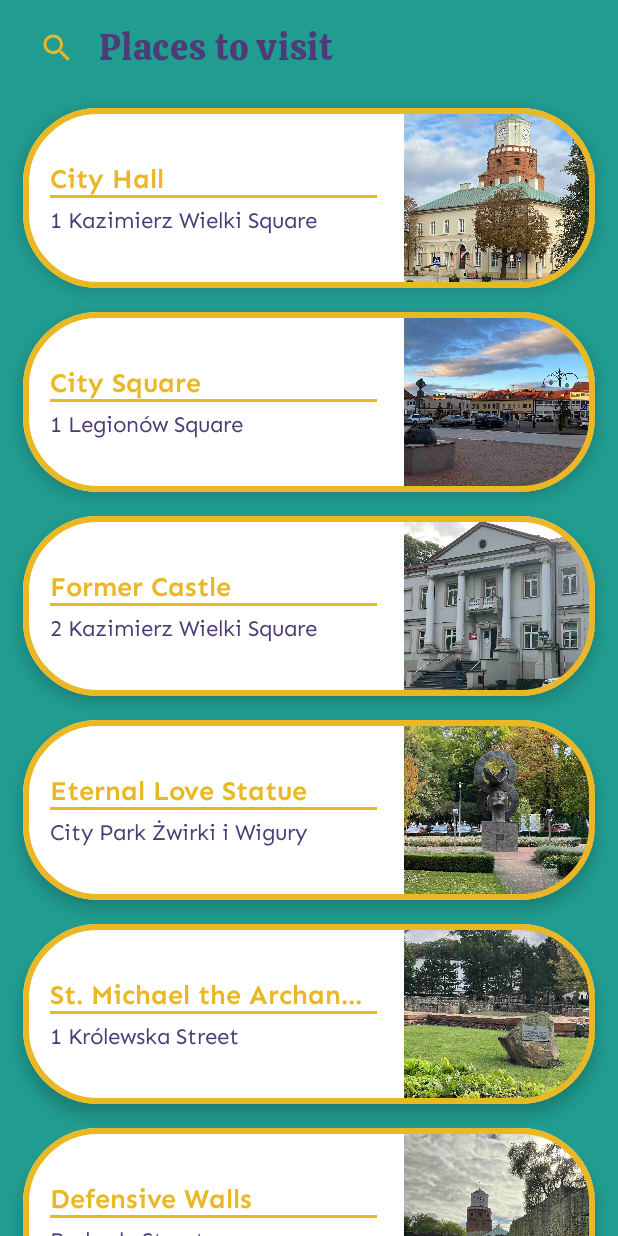
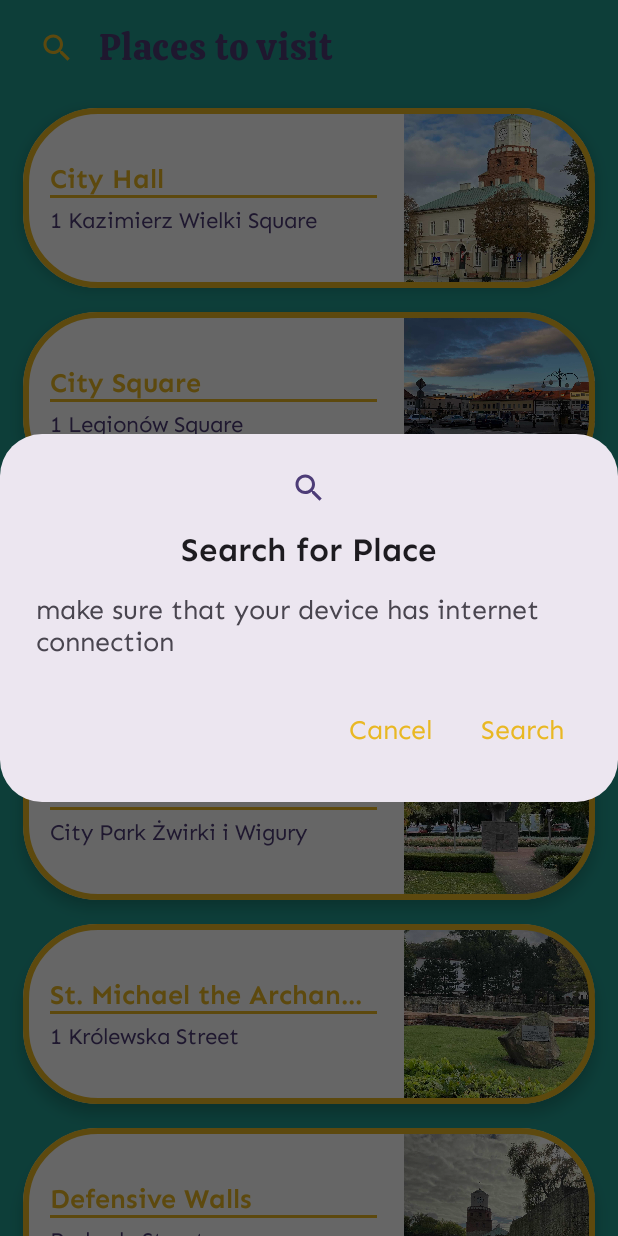
Before and after one commit to WiMaW/Wielun-City-App, an Android app built with Jetpack Compose: the screen it shows after launch (MainActivity), after a tap on "Scanner Icon", on a phone screen of 412 x 824 dp. Run offline under Robolectric (Android 15) with nearby library versions, the phone set to English and light mode, and no system bars; our stand-ins replace window size class; libraries missing offline, so code that uses them is left out: com.kkmcn.kbeaconlib2.

Commit message:
dialog to search for transmitter added

```diff
--- a/app/src/main/java/com/wioletamwrobel/wieluncityapp/MainActivity.kt
+++ b/app/src/main/java/com/wioletamwrobel/wieluncityapp/MainActivity.kt
@@ -179,7 +179,6 @@ class MainActivity : ComponentActivity() {
                     windowSize = windowSize.widthSizeClass,
                     prefs = prefs,
                     context = context,
-                    activity = this@MainActivity,
                     viewModel = viewModel,
                     uiState = uiState
                 )
--- /dev/null
+++ b/app/src/main/java/com/wioletamwrobel/wieluncityapp/model/Dialog.kt
@@ -0,0 +1,56 @@
+package com.wioletamwrobel.wieluncityapp.model
+
+import androidx.compose.material3.AlertDialog
+import androidx.compose.material3.MaterialTheme
+import androidx.compose.material3.Text
+import androidx.compose.material3.TextButton
+import androidx.compose.runtime.Composable
+
+object Dialog {
+
+    @Composable
+    fun CreateDialog(
+        icon: @Composable () -> Unit,
+        title: String,
+        dialogText: String,
+        onConfirmButtonClicked: () -> Unit,
+        onDismissButtonClicked: () -> Unit,
+    ) {
+        AlertDialog(
+            icon = icon,
+            title = {
+                Text(
+                    text = title,
+                    style = MaterialTheme.typography.bodyMedium
+                )
+            },
+            text = {
+                Text(
+                    text = dialogText,
+                    style = MaterialTheme.typography.bodySmall
+                )
+                },
+            onDismissRequest = onDismissButtonClicked,
+            confirmButton = {
+                TextButton(
+                    onClick = onConfirmButtonClicked
+                ) {
+                    Text(
+                        "Search",
+                        style = MaterialTheme.typography.bodySmall
+                    )
+                }
+            },
+            dismissButton = {
+                TextButton(
+                    onClick = onDismissButtonClicked
+                ) {
+                    Text(
+                       "Cancel",
+                        style = MaterialTheme.typography.bodySmall
+                    )
+                }
+            }
+        )
+    }
+}
--- a/app/src/main/java/com/wioletamwrobel/wieluncityapp/ui/WielunCityScreen.kt
+++ b/app/src/main/java/com/wioletamwrobel/wieluncityapp/ui/WielunCityScreen.kt
@@ -63,8 +63,10 @@ import androidx.compose.ui.text.style.TextAlign
 import androidx.compose.ui.text.style.TextOverflow
 import androidx.compose.ui.unit.Dp
 import androidx.compose.ui.unit.dp
+import androidx.compose.ui.window.Dialog
 import androidx.core.content.ContextCompat.startActivity
 import com.wioletamwrobel.wieluncityapp.R
+import com.wioletamwrobel.wieluncityapp.model.Dialog
 import com.wioletamwrobel.wieluncityapp.model.Place
 import com.wioletamwrobel.wieluncityapp.ui.MyBeautifulCityViewModel.MyBeautifulCityUiState
 import com.wioletamwrobel.wieluncityapp.ui.theme.Shapes
@@ -98,8 +100,7 @@ fun WielunCityApp(
                 viewModel.navigateToListPage()
             },
             onScannerButtonClick = {
-
-
+                viewModel.navigateToDialog()
             },
             isShowingListPage = uiState.value.isShowingListPage,
             selectedPlace = uiState.value.currentPlace,
@@ -150,6 +151,15 @@ fun WielunCityApp(
                 }
             }
         }
+    }
+    if (uiState.value.isScannerButtonClicked) {
+        Dialog.CreateDialog(
+            icon = {Icon(Icons.Filled.Search, "search_icon")},
+            title = "Search for Place",
+            dialogText = "make sure that your device has internet connection",
+            onConfirmButtonClicked = {},
+            onDismissButtonClicked = {viewModel.navigateFromDialog()}
+        )
     }
 }
 
@@ -468,8 +478,4 @@ fun PlaceListAndDetail(
             )
         }
     }
-
-    fun AlertDialogForSearchingBeacon() {
-
-    }
 }
--- a/app/src/main/java/com/wioletamwrobel/wieluncityapp/ui/WielunCityViewModel.kt
+++ b/app/src/main/java/com/wioletamwrobel/wieluncityapp/ui/WielunCityViewModel.kt
@@ -48,6 +48,22 @@ class MyBeautifulCityViewModel : ViewModel() {
 //        viewModelScope.launch {
         _uiState.update {
             it.copy(isShowingListPage = false)
+        }
+//        }
+    }
+
+    fun navigateToDialog() {
+//        viewModelScope.launch {
+        _uiState.update {
+            it.copy(isScannerButtonClicked = true)
+        }
+//        }
+    }
+
+    fun navigateFromDialog() {
+//        viewModelScope.launch {
+        _uiState.update {
+            it.copy(isScannerButtonClicked = false)
         }
 //        }
     }
@@ -118,6 +134,7 @@ class MyBeautifulCityViewModel : ViewModel() {
         val placesList: List<Place> = emptyList(),
         val currentPlace: Place = PlacesDataSource.defaultPlace,
         val isShowingListPage: Boolean = true,
+        val isScannerButtonClicked: Boolean = false,
         val isBeaconScanned: Boolean = false,
     )
 }
```
